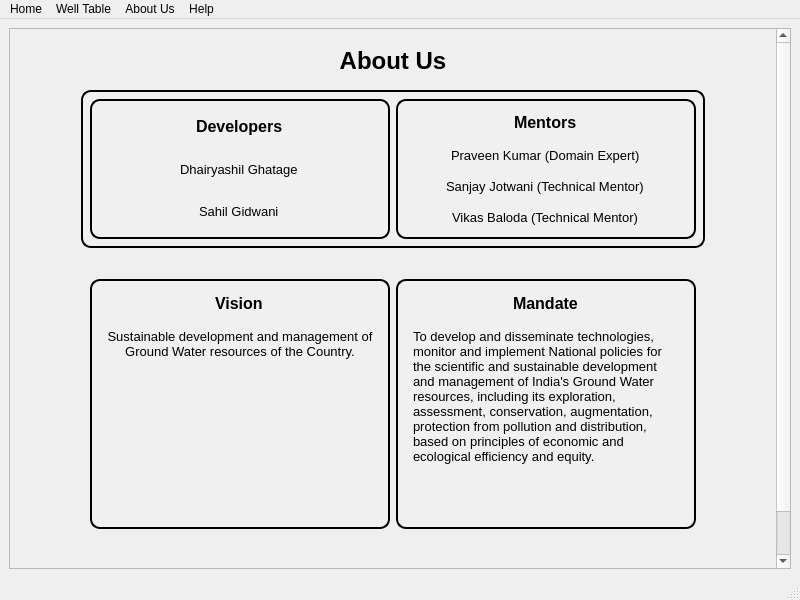
The window that about_us.ui (dhairyashil-G/CGWB-Desktop-App) describes before a commit, drawn with Qt 5.
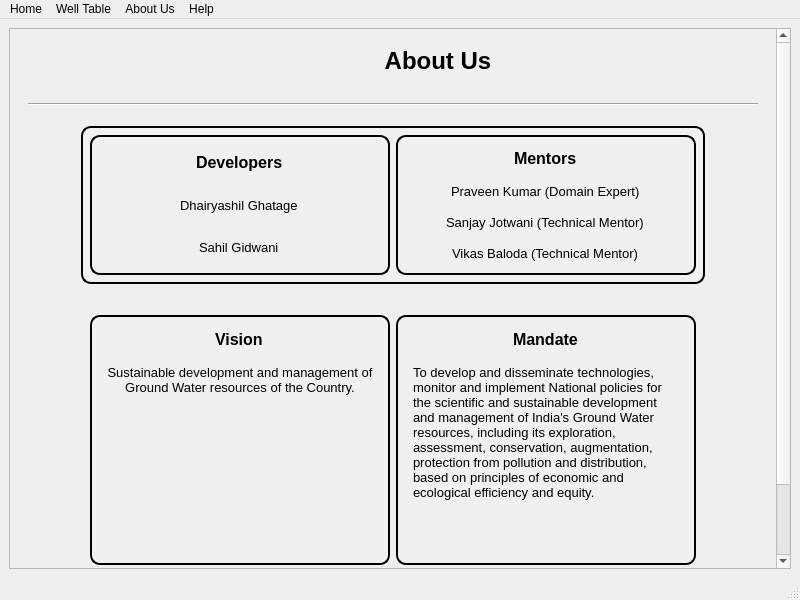
The same window after the commit. Icons and pictures are not drawn.

Diff of the .ui file:
```diff
--- a/about_us.ui
+++ b/about_us.ui
@@ -24,13 +24,13 @@
        <property name="geometry">
         <rect>
          <x>0</x>
-         <y>-184</y>
+         <y>0</y>
          <width>763</width>
-         <height>763</height>
+         <height>749</height>
         </rect>
        </property>
        <layout class="QVBoxLayout" name="verticalLayout_2">
-        <item alignment="Qt::AlignHCenter">
+        <item alignment="Qt::AlignHCenter|Qt::AlignVCenter">
          <widget class="QWidget" name="widget" native="true">
           <property name="minimumSize">
            <size>
@@ -79,6 +79,9 @@
                <bold>true</bold>
               </font>
              </property>
+             <property name="styleSheet">
+              <string notr="true">padding-left:90%</string>
+             </property>
              <property name="text">
               <string>About Us</string>
              </property>
@@ -112,6 +115,28 @@
           </layout>
          </widget>
         </item>
+        <item>
+         <widget class="QWidget" name="widget_9" native="true">
+          <property name="minimumSize">
+           <size>
+            <width>0</width>
+            <height>30</height>
+           </size>
+          </property>
+          <property name="styleSheet">
+           <string notr="true"/>
+          </property>
+          <layout class="QVBoxLayout" name="verticalLayout_7">
+           <item>
+            <widget class="Line" name="line_5">
+             <property name="orientation">
+              <enum>Qt::Horizontal</enum>
+             </property>
+            </widget>
+           </item>
+          </layout>
+         </widget>
+        </item>
         <item alignment="Qt::AlignHCenter">
          <widget class="QWidget" name="widget_2" native="true">
           <property name="minimumSize">
```
Left out of the diff: 4 changed lines with no effect on the pictures.
